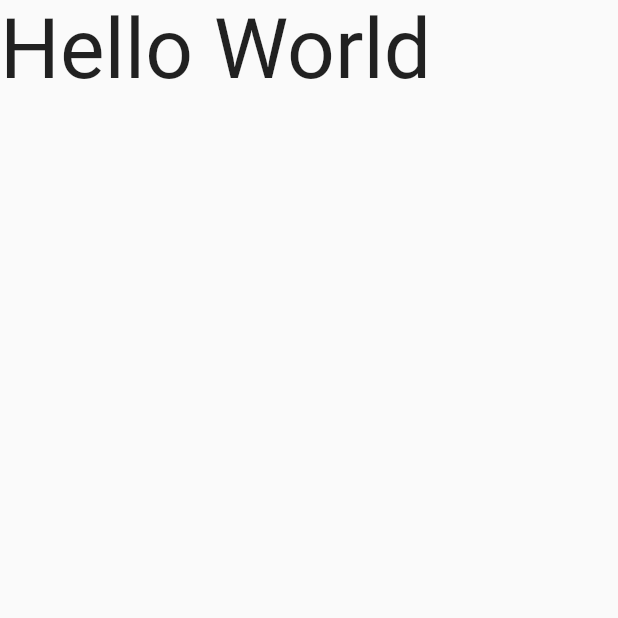
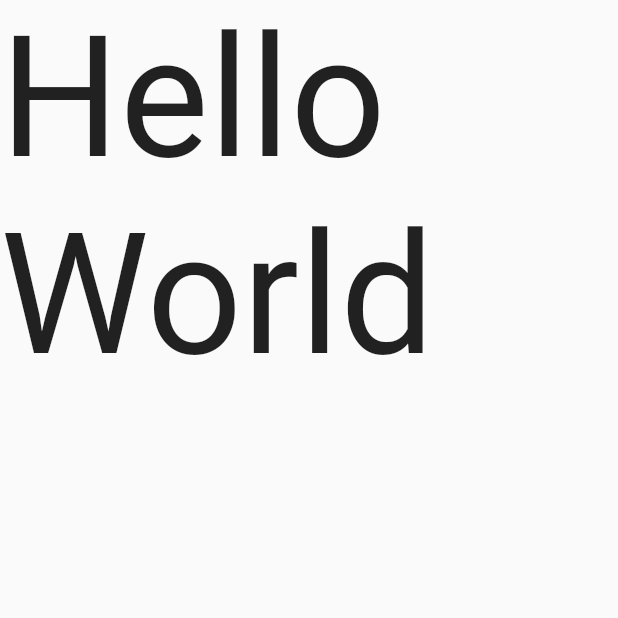
Before and after one commit to JenishRudani/flutterbyjenish, a Flutter app: the screen it shows after launch, on a phone screen of 412 x 824 dp, the top half of it. Run offline on Flutter 3.47's test engine with Material 2 defaults, Android fonts, the phone set to English and light mode, and no system bars.

Commit message:
Chpater 2 : Text Size depends on Couple of things

```diff
--- a/chapter2/lib/main.dart
+++ b/chapter2/lib/main.dart
@@ -1,4 +1,5 @@
 import 'package:flutter/material.dart';
+import 'package:flutter/rendering.dart';
 
 void main() {
   runApp(MyApp());
@@ -10,7 +11,7 @@ class MyApp extends StatelessWidget {
     return MaterialApp(
     home: Material(
 
-      child: Text("Hello World", textScaleFactor: 4,),
+      child: Text("Hello World", textScaleFactor: 4, style: TextStyle(fontSize: 28.0),),
     )
     );
 
```
